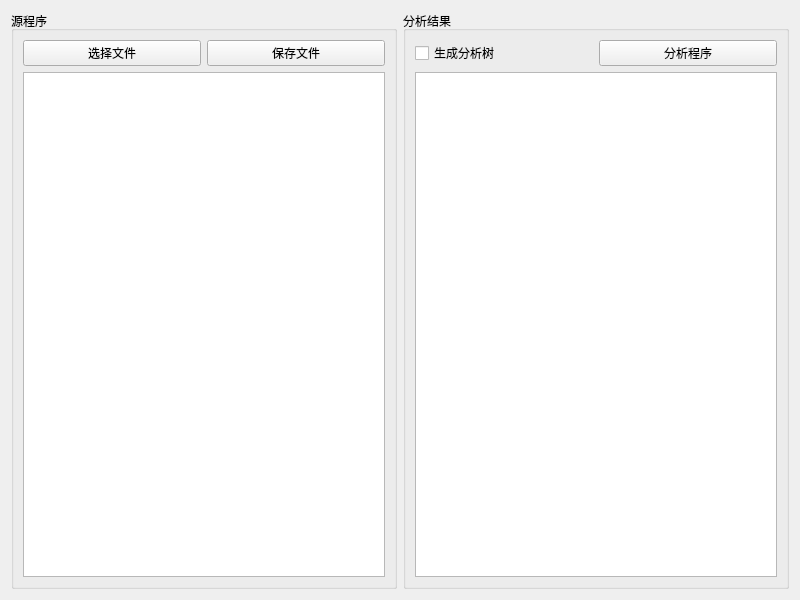
The window that dialog.ui (wengx00/Tiny) describes before a commit, drawn with Qt 5.
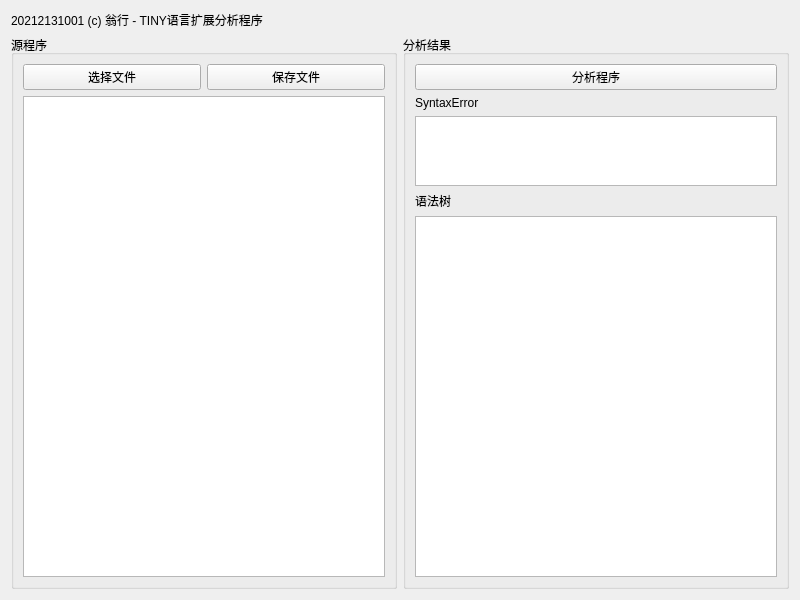
The same window after the commit.

Commit message: feat: 新增TreeWidgets支持和SyntaxError分区显示，修复Bugs.

The edit to the form file:
```diff
--- a/dialog.ui
+++ b/dialog.ui
@@ -13,7 +13,16 @@
   <property name="windowTitle">
    <string>Tiny扩展分析程序</string>
   </property>
-  <layout class="QHBoxLayout" name="horizontalLayout">
+  <layout class="QVBoxLayout" name="verticalLayout_3">
+   <item>
+    <widget class="QLabel" name="label">
+     <property name="text">
+      <string>20212131001 (c) 翁行 - TINY语言扩展分析程序</string>
+     </property>
+    </widget>
+   </item>
+   <item>
+    <layout class="QHBoxLayout" name="horizontalLayout_4">
    <item>
     <widget class="QGroupBox" name="groupBox">
      <property name="title">
@@ -58,13 +67,6 @@
      <layout class="QVBoxLayout" name="verticalLayout_2">
       <item>
        <layout class="QHBoxLayout" name="horizontalLayout_3">
-        <item>
-         <widget class="QCheckBox" name="showTree">
-          <property name="text">
-           <string>生成分析树</string>
-          </property>
-         </widget>
-        </item>
         <item>
          <widget class="QPushButton" name="analyze">
           <property name="text">
@@ -78,10 +80,37 @@
        </layout>
       </item>
       <item>
-       <widget class="QTextBrowser" name="result"/>
-      </item>
-     </layout>
-    </widget>
+         <layout class="QVBoxLayout" name="verticalLayout_4" stretch="0,1,0,6">
+          <item>
+           <widget class="QLabel" name="label_2">
+            <property name="text">
+             <string>SyntaxError</string>
+            </property>
+           </widget>
+          </item>
+          <item>
+           <widget class="QTextBrowser" name="error"/>
+          </item>
+          <item>
+           <widget class="QLabel" name="label_3">
+            <property name="text">
+             <string>语法树</string>
+            </property>
+           </widget>
+          </item>
+          <item>
+           <widget class="QTreeWidget" name="result">
+            <property name="headerHidden">
+             <bool>true</bool>
+            </property>
+           </widget>
+          </item>
+         </layout>
+        </item>
+       </layout>
+      </widget>
+     </item>
+    </layout>
    </item>
   </layout>
  </widget>
```
Lines whose indentation alone changed are shown as unchanged. The commit also changes 12 other files.
